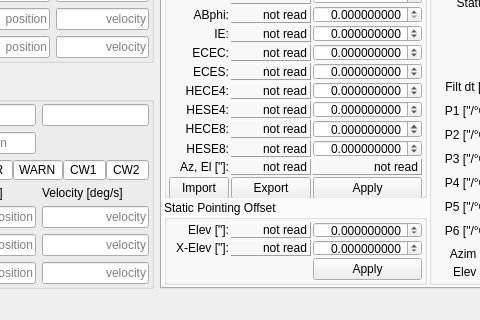
Above: src/ska_mid_disq/ui/dishstructure_mvc.ui from ska-telescope/ska-mid-dish-qualification before the change; both pictures show x 496 to 976 and y 440 to 760 of the 1200 by 760 pixel window. Below: the same form after it.
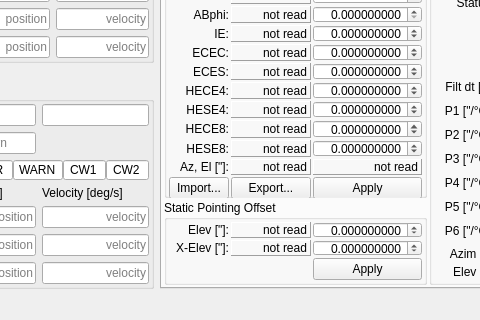
That is the form after the change. The open tabs and pages were chosen to show the change. Custom widgets are drawn as their Qt base class.

Patch:
```diff
--- a/src/ska_mid_disq/ui/dishstructure_mvc.ui
+++ b/src/ska_mid_disq/ui/dishstructure_mvc.ui
@@ -4629,7 +4629,7 @@
                 <string>Import static pointing model parameters for a band from a JSON file.&lt;br&gt;The parameters are NOT applied. Only the input boxes are populated from the file.</string>
                </property>
                <property name="text">
-                <string>Import</string>
+                <string>Import...</string>
                </property>
                <property name="opcua" stdset="0">
                 <string/>
@@ -5202,7 +5202,7 @@
                 <string>Export the currently displayed band's static pointing model to a validated JSON file.</string>
                </property>
                <property name="text">
-                <string>Export</string>
+                <string>Export...</string>
                </property>
                <property name="opcua" stdset="0">
                 <string/>
```
